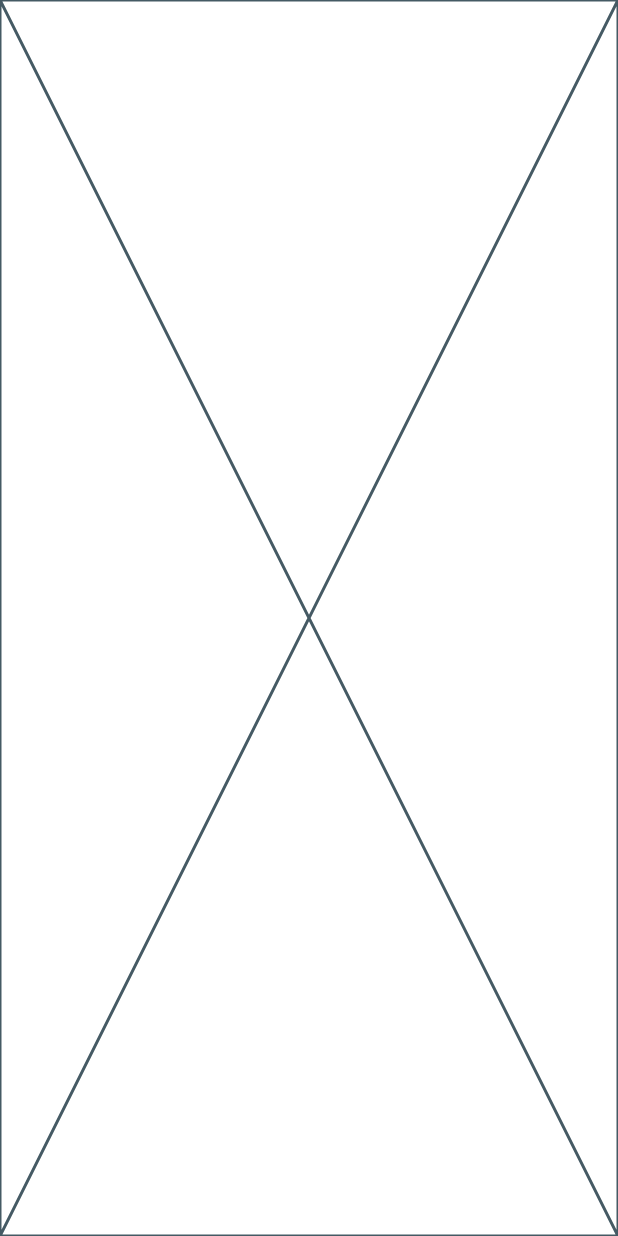
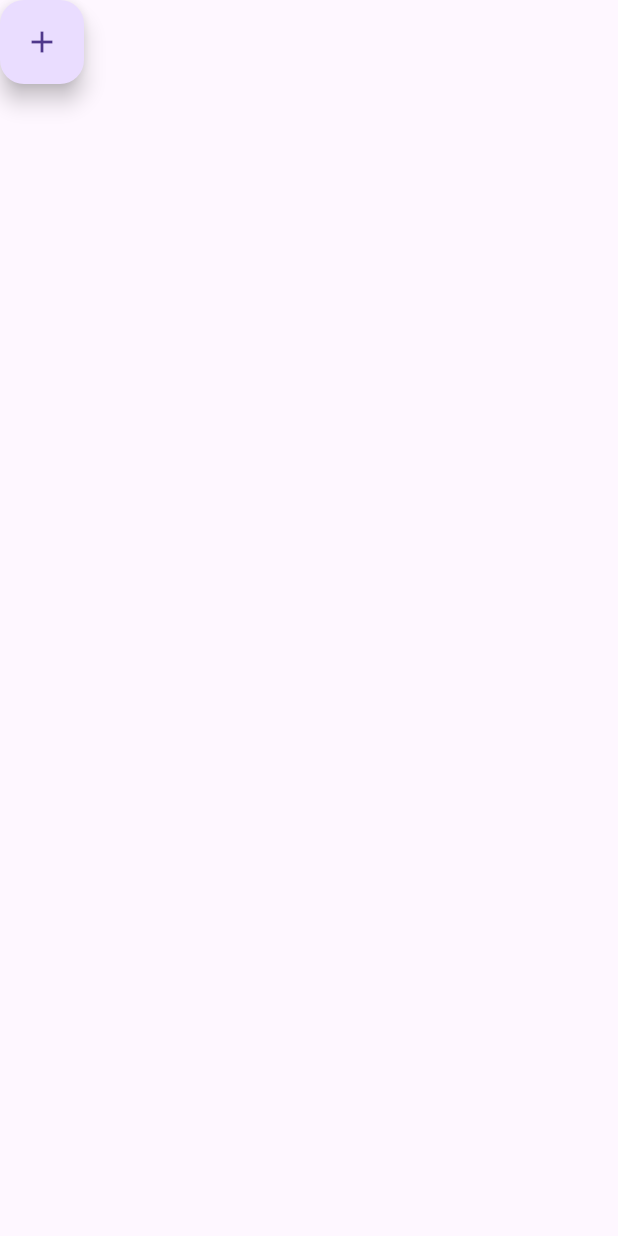
Before and after one commit to Famefjj/minimal_todo_journal, a Flutter app: the screen it shows after launch, on a phone screen of 412 x 824 dp. Run offline on Flutter 3.47's test engine with Material 3 defaults, Android fonts, the phone set to English and light mode, and no system bars; our stand-ins replace dio, equatable, floor, sqflite; accounts and stored records are empty; generated files the repository leaves out were written again; statements that could not run were skipped; project files that could hold a hidden picture were left out.

Commit message:
Add theme setup

```diff
--- a/lib/app/app.dart
+++ b/lib/app/app.dart
@@ -1,5 +1,5 @@
 import 'package:flutter/material.dart';
-import 'package:minimal_todo_journal/app/theme.dart';
+import 'package:minimal_todo_journal/app/app_theme.dart';
 import 'package:minimal_todo_journal/features/today/presentations/screens/today_screen.dart';
 
 class App extends StatelessWidget {
@@ -9,6 +9,8 @@
   Widget build(BuildContext context) {
     return MaterialApp(
       title: 'Minimal Todo Journal',
+      theme: AppTheme.light,
+      darkTheme: AppTheme.dark,
       themeMode: ThemeMode.system,
       home: const TodayScreen(),
     );
--- a/lib/app/theme.dart
+++ /dev/null
@@ -1 +0,0 @@
-class AppTheme {}
--- /dev/null
+++ b/lib/app/themes/app_button_theme.dart
@@ -0,0 +1,28 @@
+import 'package:flutter/material.dart';
+
+class AppButtonTheme {
+  const AppButtonTheme._();
+
+  static ElevatedButtonThemeData elevatedButtonTheme(ColorScheme colorScheme) =>
+      ElevatedButtonThemeData(
+        style: ElevatedButton.styleFrom(
+          elevation: 0,
+          backgroundColor: colorScheme.primary,
+          foregroundColor: colorScheme.onPrimary,
+          padding: EdgeInsets.symmetric(horizontal: 20, vertical: 14),
+          shape: RoundedRectangleBorder(
+            borderRadius: BorderRadius.circular(12),
+          ),
+          textStyle: TextStyle(fontSize: 14, fontWeight: FontWeight.w600),
+        ),
+      );
+
+  static FloatingActionButtonThemeData floatingActionButtonTheme(
+    ColorScheme colorScheme,
+  ) => FloatingActionButtonThemeData(
+    elevation: 4,
+    backgroundColor: colorScheme.primary,
+    foregroundColor: colorScheme.onPrimary,
+    shape: CircleBorder(),
+  );
+}
--- /dev/null
+++ b/lib/app/themes/app_colors.dart
@@ -0,0 +1,14 @@
+import 'package:flutter/material.dart';
+
+class AppColors {
+  const AppColors._();
+
+  static Color get softBlack => Color(0XFF050505);
+  static Color get softWhite => Color(0xFFFBFBFA);
+
+  static Color get mediumGray => Color(0xFF8E8E93);
+  static Color get lightGray => Color(0xFFE6E6E3);
+
+  static const Color silverGray = Color(0xFFB8B8B2);
+  static const Color slateGray = Color(0xFF3A3A3A);
+}
--- /dev/null
+++ b/lib/app/themes/app_text_theme.dart
@@ -0,0 +1,66 @@
+import 'package:flutter/material.dart';
+
+class AppTextTheme {
+  const AppTextTheme._();
+
+  static TextTheme theme(ColorScheme colors) => TextTheme(
+    headlineLarge: TextStyle().copyWith(
+      fontSize: 32,
+      fontWeight: FontWeight.bold,
+      color: colors.onSurface,
+    ),
+    headlineMedium: TextStyle().copyWith(
+      fontSize: 24,
+      fontWeight: FontWeight.w600,
+      color: colors.onSurface,
+    ),
+    headlineSmall: TextStyle().copyWith(
+      fontSize: 18,
+      fontWeight: FontWeight.w600,
+      color: colors.onSurface,
+    ),
+
+    titleLarge: TextStyle().copyWith(
+      fontSize: 16,
+      fontWeight: FontWeight.w600,
+      color: colors.onSurface,
+    ),
+    titleMedium: TextStyle().copyWith(
+      fontSize: 16,
+      fontWeight: FontWeight.w500,
+      color: colors.onSurface,
+    ),
+    titleSmall: TextStyle().copyWith(
+      fontSize: 16,
+      fontWeight: FontWeight.w400,
+      color: colors.onSurface,
+    ),
+
+    bodyLarge: TextStyle().copyWith(
+      fontSize: 14,
+      fontWeight: FontWeight.w500,
+      color: colors.onSurface,
+    ),
+    bodyMedium: TextStyle().copyWith(
+      fontSize: 14,
+      fontWeight: FontWeight.normal,
+      color: colors.onSurface,
+    ),
+    bodySmall: TextStyle().copyWith(
+      fontSize: 14,
+      fontWeight: FontWeight.normal,
+      color: colors.onSurface.withValues(alpha: 0.5),
+    ),
+
+    labelLarge: TextStyle().copyWith(
+      fontSize: 12,
+      fontWeight: FontWeight.normal,
+      color: colors.onSurface,
+    ),
+    labelMedium: TextStyle().copyWith(
+      fontSize: 12,
+      fontWeight: FontWeight.normal,
+      color: colors.onSurface.withValues(alpha: 0.5),
+    ),
+  );
+}
--- /dev/null
+++ b/lib/app/themes/app_theme.dart
@@ -0,0 +1,44 @@
+import 'package:flutter/material.dart';
+import 'package:minimal_todo_journal/app/app_button_theme.dart';
+import 'package:minimal_todo_journal/app/app_colors.dart';
+import 'package:minimal_todo_journal/app/app_text_theme.dart';
+
+class AppTheme {
+  const AppTheme._();
+
+  static ThemeData get light {
+    final colorScheme = ColorScheme.light(
+      primary: AppColors.softBlack,
+      onPrimary: AppColors.softWhite,
+      surface: AppColors.softWhite,
+      onSurface: AppColors.softBlack,
+      onSurfaceVariant: AppColors.mediumGray,
+      outline: AppColors.lightGray,
+    );
+
+    return _theme(colorScheme);
+  }
+
+  static ThemeData get dark {
+    final colorScheme = ColorScheme.dark(
+      primary: AppColors.softWhite,
+      onPrimary: AppColors.softBlack,
+      surface: AppColors.softBlack,
+      onSurface: AppColors.softWhite,
+      onSurfaceVariant: AppColors.silverGray,
+      outline: AppColors.slateGray,
+    );
+    return _theme(colorScheme);
+  }
+
+  static ThemeData _theme(ColorScheme colorScheme) => ThemeData(
+    fontFamily: 'Lora',
+    scaffoldBackgroundColor: colorScheme.surface,
+    colorScheme: colorScheme,
+    textTheme: AppTextTheme.theme(colorScheme),
+    elevatedButtonTheme: AppButtonTheme.elevatedButtonTheme(colorScheme),
+    floatingActionButtonTheme: AppButtonTheme.floatingActionButtonTheme(
+      colorScheme,
+    ),
+  );
+}
--- /dev/null
+++ b/lib/app/widgets/app_bottom_navigation_bar.dart
@@ -0,0 +1,10 @@
+import 'package:flutter/material.dart';
+
+class AppBottomNavigationBar extends StatelessWidget {
+  const AppBottomNavigationBar({super.key});
+
+  @override
+  Widget build(BuildContext context) {
+    return const Placeholder();
+  }
+}
--- a/lib/features/today/presentations/screens/today_screen.dart
+++ b/lib/features/today/presentations/screens/today_screen.dart
@@ -2,9 +2,10 @@
 
 class TodayScreen extends StatelessWidget {
   const TodayScreen({super.key});
-
   @override
   Widget build(BuildContext context) {
-    return const Placeholder();
+    return Scaffold(
+      body: FloatingActionButton(onPressed: () {}, child: Icon(Icons.add)),
+    );
   }
 }
--- /dev/null
+++ b/lib/features/today/presentations/widgets/today_journal_section.dart
@@ -0,0 +1,10 @@
+import 'package:flutter/material.dart';
+
+class TodayJournalSection extends StatelessWidget {
+  const TodayJournalSection({super.key});
+
+  @override
+  Widget build(BuildContext context) {
+    return const Placeholder();
+  }
+}
--- /dev/null
+++ b/lib/features/today/presentations/widgets/today_todos_section.dart
@@ -0,0 +1,10 @@
+import 'package:flutter/material.dart';
+
+class TodayTodosSection extends StatelessWidget {
+  const TodayTodosSection({super.key});
+
+  @override
+  Widget build(BuildContext context) {
+    return const Placeholder();
+  }
+}
```
Also changed, not shown: 2 other files.
